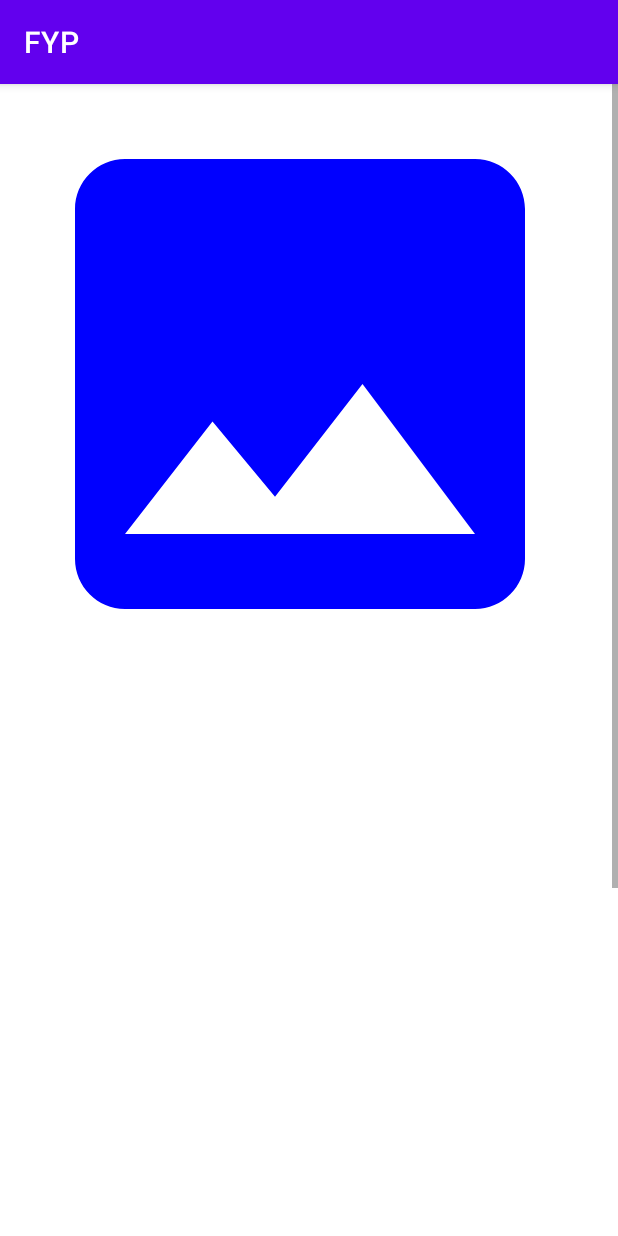
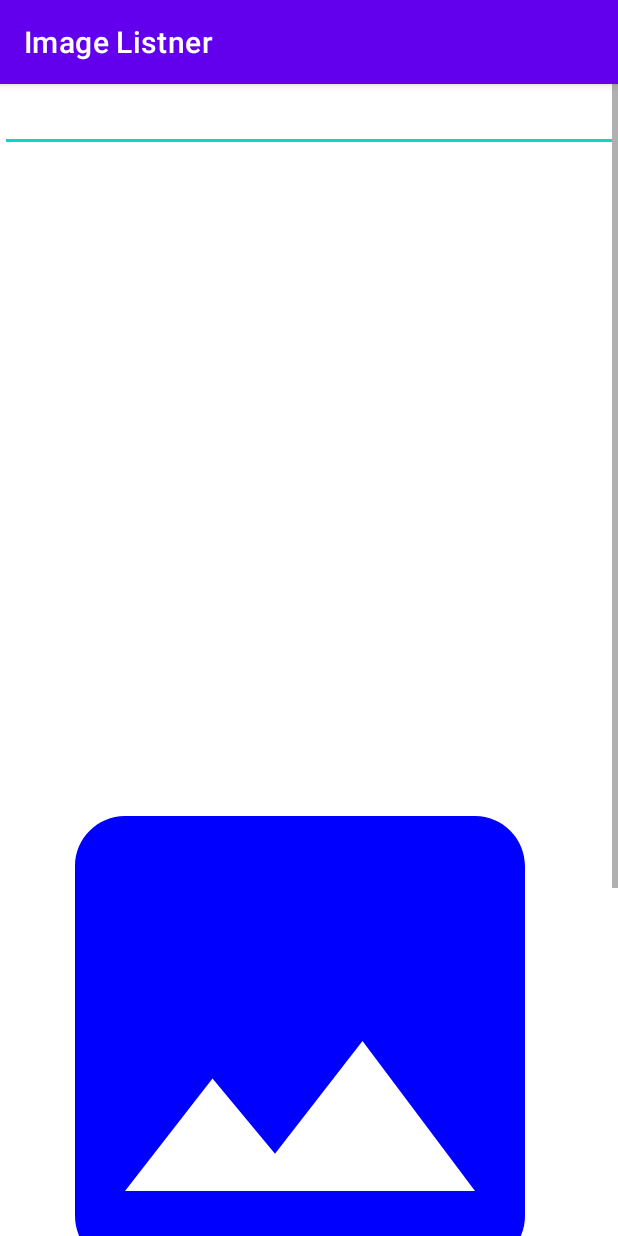
Before and after one commit to mazanaqvi/Image_Listner, an Android app: the Import_from_gallery screen opened directly, with no data from a screen before it, on a phone screen of 412 x 824 dp. Run offline under Robolectric (Android 15) with nearby library versions, the phone set to English and light mode, and no system bars; our stand-ins replace Firebase (no records; nobody signed in at launch, a user with empty details on screens opened directly).

Commit message:
Adds integerated

```diff
--- a/app/src/main/AndroidManifest.xml
+++ b/app/src/main/AndroidManifest.xml
@@ -45,7 +45,9 @@
         <meta-data
             android:name="com.google.mlkit.vision.DEPENDENCIES"
             android:value="ocr" />
-
+        <meta-data
+            android:name="com.google.android.gms.ads.APPLICATION_ID"
+            android:value="ca-app-pub-7302854544676084~9054418896"/>
     </application>
 
 </manifest>
--- a/app/src/main/res/layout/activity_main.xml
+++ b/app/src/main/res/layout/activity_main.xml
@@ -8,6 +8,7 @@
     tools:ignore="MissingClass">
 
     <TextView
+        android:id="@+id/textView3"
         android:layout_width="wrap_content"
         android:layout_height="wrap_content"
         android:text="Hello World!"
@@ -16,4 +17,6 @@
         app:layout_constraintRight_toRightOf="parent"
         app:layout_constraintTop_toTopOf="parent" />
 
+
+
 </androidx.constraintlayout.widget.ConstraintLayout>
--- a/app/src/main/res/layout/camera_open.xml
+++ b/app/src/main/res/layout/camera_open.xml
@@ -41,12 +41,12 @@
 
 
     <EditText
-        android:layout_marginTop="540dp"
+        android:id="@+id/edit"
         android:layout_width="match_parent"
         android:layout_height="wrap_content"
-        android:id="@+id/edit"
+        android:layout_marginTop="540dp"
+        android:text="Enter Text"
         android:textSize="25dp"
-        android:text="Enter Text"
         tools:ignore="MissingConstraints" />
     <TextView
         android:layout_width="wrap_content"
--- a/app/src/main/res/layout/import_gallery.xml
+++ b/app/src/main/res/layout/import_gallery.xml
@@ -9,37 +9,46 @@
         android:layout_width="match_parent"
         android:layout_height="match_parent"
         tools:context=".camera_has_opened">
+
+        <EditText
+            android:id="@+id/edit"
+            android:layout_width="match_parent"
+            android:layout_height="match_parent"
+            tools:layout_editor_absoluteY="950dp" />
+
         <RelativeLayout
         android:layout_width="match_parent"
         android:layout_height="match_parent">
+
             <ImageView
                 android:id="@+id/photo_taken"
+                android:layout_width="400dp"
+                android:layout_height="400dp"
+                android:layout_alignParentTop="true"
+                android:layout_marginTop="438dp"
                 android:scaleType="centerCrop"
-        android:src="@drawable/ic_baseline_image_24"
-        android:layout_width="400dp"
-        android:layout_height="400dp"/>
+                android:src="@drawable/ic_baseline_image_24" />
+
+            <!-- android:src="@drawable/ic_baseline_image_24"-->
+
             <TextView
-        android:textSize="25dp"
+                android:id="@id/text"
                 android:layout_width="match_parent"
                 android:layout_height="wrap_content"
-        android:id="@id/text"
-        android:layout_marginTop="400dp"/>
-<EditText
-    android:id="@+id/edit"
-    android:layout_width="match_parent"
-    android:layout_height="wrap_content"
-    android:layout_marginTop="950dp"/>
-    <!-- android:src="@drawable/ic_baseline_image_24"-->
+                android:layout_marginTop="400dp"
+                android:textSize="25dp" />
+
             <ImageView
             android:id="@+id/btn_speech"
+            android:layout_width="100dp"
+            android:layout_height="100dp"
+            android:layout_marginLeft="150dp"
             android:layout_marginTop="1000dp"
+            android:onClick="getSpeechInput"
             android:scaleType="centerCrop"
-        android:textDirection="firstStrong"
-        android:layout_width="100dp"
-        android:layout_marginLeft="150dp"
-        android:onClick="getSpeechInput"
             android:src="@drawable/mic"
-        android:layout_height="100dp"/>
+            android:textDirection="firstStrong" />
+
             <!--
                     <Button
                         android:layout_width="120dp"
--- a/app/src/main/res/values/strings.xml
+++ b/app/src/main/res/values/strings.xml
@@ -1,5 +1,5 @@
 <resources>
-    <string name="app_name">FYP</string>
+    <string name="app_name">Image Listner</string>
     <string-array name="usertype">
         <item>Admin</item>
         <item>User</item>
--- a/build.gradle
+++ b/build.gradle
@@ -10,6 +10,7 @@ buildscript {
     dependencies {
         classpath "com.android.tools.build:gradle:7.0.2"
         classpath "com.chaquo.python:gradle:7.0.2"
+        classpath 'com.google.gms:google-services:4.3.10'
         classpath "com.google.android.gms:play-services-vision:20.1.3"
         classpath 'com.google.gms:google-services:4.3.10'//
         // NOTE: Do not place your application dependencies here; they belong
```
Also changed, not shown: app/build.gradle (+6 -2 lines), app/src/main/java/com/example/fyp/MainActivity.java (+52 -29 lines), app/src/main/java/com/example/fyp/camera_has_opened.java (+7 -2 lines), app/src/main/java/com/example/fyp/take_photo.java (+42 -9 lines), app/src/main/res/layout/adapter_view_layout1.xml (+31 -28 lines), app/src/main/res/layout/take_photo_page.xml (+21 -15 lines), 1 other file. Lines whose indentation alone changed are shown as unchanged.
